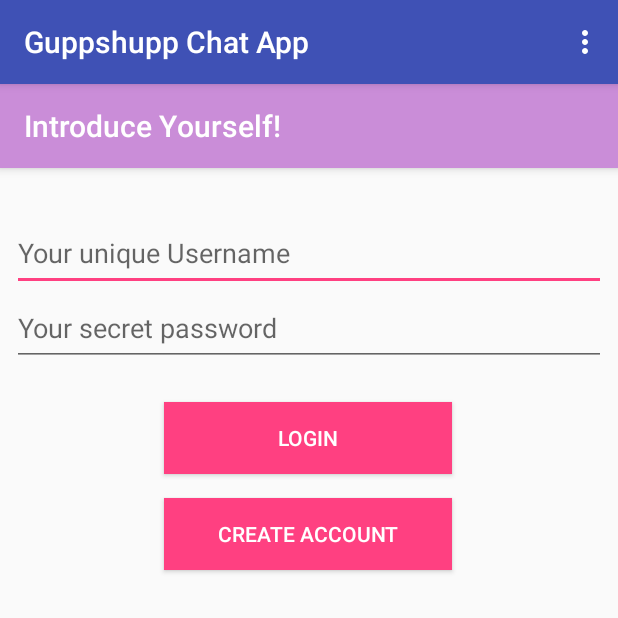
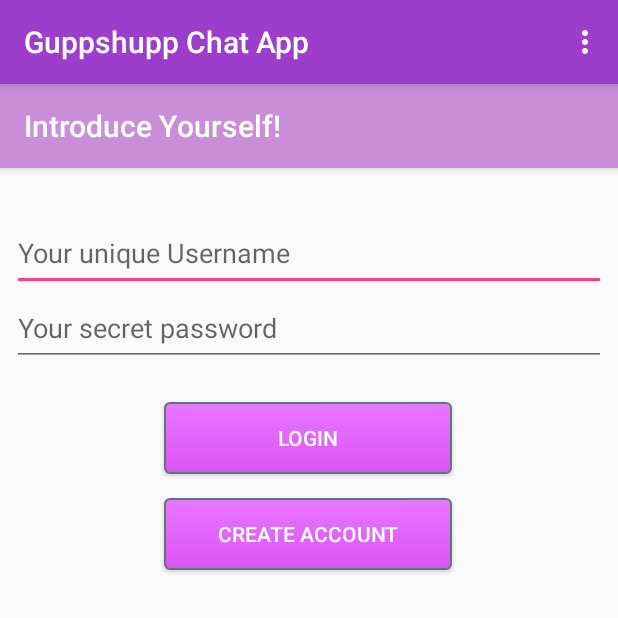
Before and after one commit to smsali97/guppshupp-chatapp, an Android app: the LoginActivity screen opened directly, with no data from a screen before it, on a phone screen of 412 x 824 dp, the top half of it. Run offline under Robolectric (Android 15) with nearby library versions, the light colour scheme and no system bars; our stand-ins replace Volley; network calls fail.

Commit message:
Changed UI

```diff
--- a/StompProtocol/example-client/src/main/java/ua/naiksoftware/stompclientexample/GroupChatFragment.java
+++ b/StompProtocol/example-client/src/main/java/ua/naiksoftware/stompclientexample/GroupChatFragment.java
@@ -149,6 +149,7 @@ public class GroupChatFragment extends Fragment {
                                 SimpleDateFormat df = new SimpleDateFormat("HH:mm dd/MM/yy");
                                 cm.setTimestamp(df.format(new Date()));
                             }
+                            cm.setTimestamp(ChatUtil.getCurrentTimeinKarachi(cm.getTimestamp()));
                             messageAdapter.add(cm);
                             // scroll the ListView to the last added element
                             messagesView.setSelection(messagesView.getCount() - 1);
--- a/StompProtocol/example-client/src/main/java/ua/naiksoftware/stompclientexample/SingleChatFragment.java
+++ b/StompProtocol/example-client/src/main/java/ua/naiksoftware/stompclientexample/SingleChatFragment.java
@@ -410,6 +410,7 @@ public class SingleChatFragment extends Fragment {
                                 SimpleDateFormat df = new SimpleDateFormat("HH:mm dd/MM/yy");
                                 cm.setTimestamp(df.format(new Date()));
                             }
+                            cm.setTimestamp(ChatUtil.getCurrentTimeinKarachi(cm.getTimestamp()));
                             messageAdapter.add(cm);
                             // scroll the ListView to the last added element
                             messagesView.setSelection(messagesView.getCount() - 1);
--- /dev/null
+++ b/StompProtocol/example-client/src/main/res/drawable/my_button.xml
@@ -0,0 +1,24 @@
+<?xml version="1.0" encoding="utf-8"?>
+<selector xmlns:android="http://schemas.android.com/apk/res/android" >
+    <item android:state_pressed="true" >
+        <shape android:shape="rectangle"  >
+            <corners android:radius="3dip" />
+            <stroke android:width="1dip" android:color="#5e7974" />
+            <gradient android:angle="-90" android:startColor="#a253c9" android:endColor="#a635de"  />
+        </shape>
+    </item>
+    <item android:state_focused="true">
+        <shape android:shape="rectangle"  >
+            <corners android:radius="3dip" />
+            <stroke android:width="1dip" android:color="#8534ad" />
+            <solid android:color="#6819b5"/>
+        </shape>
+    </item>
+    <item >
+        <shape android:shape="rectangle"  >
+            <corners android:radius="3dip" />
+            <stroke android:width="1dip" android:color="#5e7974" />
+            <gradient android:angle="-90" android:startColor="@color/colorAccent2" android:endColor="@color/colorAccent22" />
+        </shape>
+    </item>
+</selector>
--- a/StompProtocol/example-client/src/main/res/layout/content_main.xml
+++ b/StompProtocol/example-client/src/main/res/layout/content_main.xml
@@ -43,7 +43,7 @@
         android:layout_width="192dp"
         android:layout_height="wrap_content"
         android:layout_marginTop="24dp"
-        android:background="@color/colorAccent"
+        android:background="@drawable/my_button"
         android:textColor="#ffffff"
         android:hapticFeedbackEnabled="true"
         android:onClick="login"
@@ -58,7 +58,7 @@
         android:layout_width="192dp"
         android:layout_height="wrap_content"
         android:layout_marginTop="16dp"
-        android:background="@color/colorAccent"
+        android:background="@drawable/my_button"
         android:textColor="#ffffff"
         android:hapticFeedbackEnabled="true"
         android:onClick="createAccount"
--- a/StompProtocol/example-client/src/main/res/values/colors.xml
+++ b/StompProtocol/example-client/src/main/res/values/colors.xml
@@ -1,8 +1,10 @@
 <?xml version="1.0" encoding="utf-8"?>
 <resources>
-    <color name="colorPrimary">#3F51B5</color>
-    <color name="colorPrimaryDark">#303F9F</color>
+    <color name="colorPrimary">#9d3dcc</color>
+    <color name="colorPrimaryDark">#69278a</color>
     <color name="colorAccent">#FF4081</color>
+    <color name="colorAccent2">#e878ff</color>
+    <color name="colorAccent22">#db52f7</color>
     <color name="colorAccentLigher">#FFD0FF</color>
     <color name="Pink">#FFC0CB</color>
     <color name="white">#FFFFFF</color>
--- a/src/main/java/com/server/spring/ws/api/model/ChatMessage.java
+++ b/src/main/java/com/server/spring/ws/api/model/ChatMessage.java
@@ -9,8 +9,6 @@ import javax.persistence.GenerationType;
 import javax.persistence.Id;
 import javax.persistence.OneToOne;
 import javax.persistence.Table;
-
-import org.hibernate.annotations.CreationTimestamp;
 
 import com.fasterxml.jackson.annotation.JsonFormat;
 
```
Also changed, not shown: StompProtocol/example-client/src/main/java/ua/naiksoftware/stompclientexample/util/ChatUtil.java (+19 -0 lines), StompProtocol/example-client/src/main/res/layout/group_chat.xml (+10 -9 lines), StompProtocol/example-client/src/main/res/layout/my_message.xml (+9 -8 lines), src/main/java/com/server/spring/ws/api/SpringBootWebsocketApplication.java (+0 -8 lines), src/main/java/com/server/spring/ws/api/controller/WebSocketEventListener.java (+0 -8 lines), StompProtocol/example-client/src/main/res/drawable/send.png (added), StompProtocol/example-client/src/main/res/drawable/typography.png (added).
